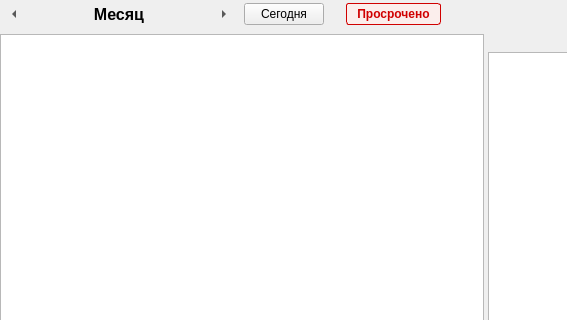
This is designer/ui/calendarwidget.ui in Aleee/FinanceCalender as Qt 5 draws it before an edit; both pictures show x 0 to 567 and y 0 to 320 of the 980 by 720 pixel window. The edited form follows.
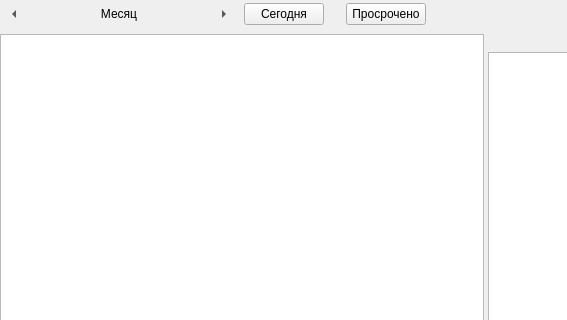
This is the edited form.

Commit message: fix: color unification

What changed in the file:
```diff
--- a/designer/ui/calendarwidget.ui
+++ b/designer/ui/calendarwidget.ui
@@ -77,9 +77,6 @@
          <property name="toolTip">
           <string>Выбрать месяц и год</string>
          </property>
-         <property name="styleSheet">
-          <string notr="true">QPushButton { font-size: 12pt; font-weight: bold; } QPushButton:hover { background: #e9ecef; }</string>
-         </property>
          <property name="cursor">
           <cursorShape>PointingHandCursor</cursorShape>
          </property>
@@ -144,9 +141,6 @@
          <property name="toolTip">
           <string>Перейти ко дню с просроченными платежами (повторное нажатие — к следующему такому дню)</string>
          </property>
-         <property name="styleSheet">
-          <string notr="true">QPushButton { color: #d00000; font-weight: bold; background: #fbeeec; border: 1px solid #d00000; border-radius: 3px; padding: 3px 10px; } QPushButton:hover { background: #f6d9d6; }</string>
-         </property>
          <property name="cursor">
           <cursorShape>PointingHandCursor</cursorShape>
          </property>
```
Left out of the diff: 3 changed lines with no effect on the pictures. The commit also changes 35 other files.
